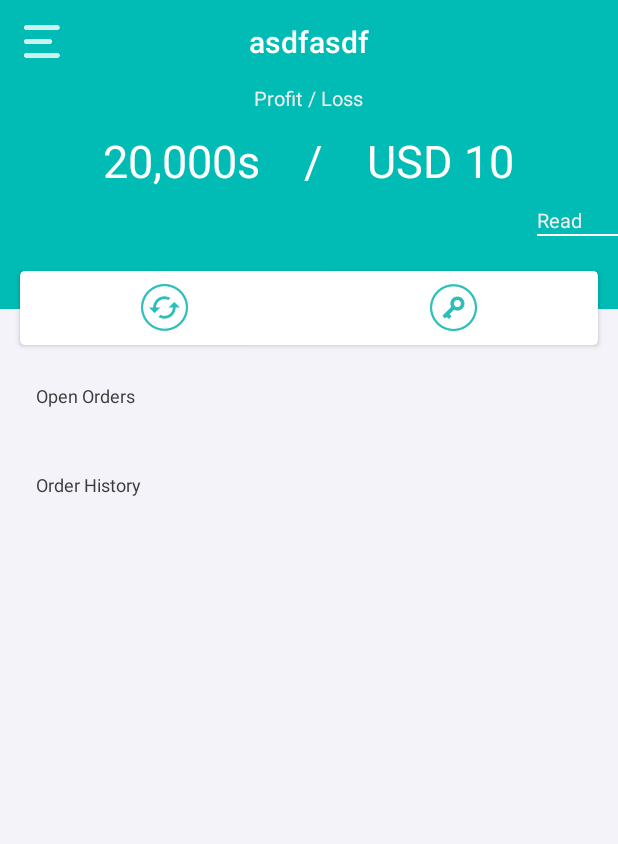
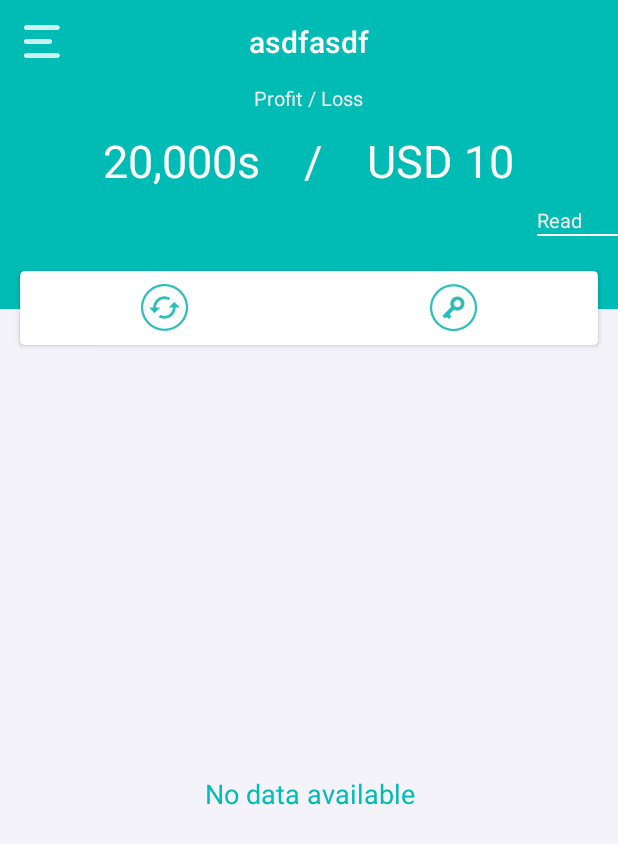
Before and after one commit to ahmedelnahel/cryptongy, an Android app: the fragment OrderFragment placed in its activity, on a phone screen of 412 x 824 dp. Shown: the top 844 px of the screen. Run offline under Robolectric (Android 15) with nearby library versions, the phone set to English and light mode, and no system bars; libraries missing offline, so code that uses them is left out: com.hannesdorfmann.mosby; Roboto replaces fonts that are not available here; 7 statements that could not run were skipped.

Commit message:
Show loading and empty views

```diff
--- a/app/src/main/java/crypto/soft/cryptongy/feature/account/CustomDialog.java
+++ b/app/src/main/java/crypto/soft/cryptongy/feature/account/CustomDialog.java
@@ -142,7 +142,8 @@ public class CustomDialog {
         buttonOk.setOnClickListener(new View.OnClickListener() {
             @Override
             public void onClick(View view) {
-                dialogListner.onOkClicked();
+                if (dialogListner != null)
+                    dialogListner.onOkClicked();
                 originalDialog.dismiss();
             }
         });
--- a/app/src/main/java/crypto/soft/cryptongy/feature/order/OrderFragment.java
+++ b/app/src/main/java/crypto/soft/cryptongy/feature/order/OrderFragment.java
@@ -16,6 +16,7 @@ import android.view.View;
 import android.view.ViewGroup;
 import android.widget.Adapter;
 import android.widget.ImageView;
+import android.widget.LinearLayout;
 import android.widget.TableLayout;
 import android.widget.TextView;
 
@@ -25,6 +26,7 @@ import crypto.soft.cryptongy.R;
 import crypto.soft.cryptongy.feature.shared.json.openorder.OpenOrder;
 import crypto.soft.cryptongy.feature.shared.json.openorder.Result;
 import crypto.soft.cryptongy.feature.shared.json.orderhistory.OrderHistory;
+import crypto.soft.cryptongy.utils.ProgressDialogFactory;
 
 /**
  * Created by tseringwongelgurung on 11/23/17.
@@ -36,7 +38,8 @@ public class OrderFragment extends MvpFragment<OrderView, OrderPresenter> implem
 
     private TableLayout tblOpenOrders, tblOrderHistory;
 
-    private TextView txtCalculation, txtLevel, txtOpenOrder, txtOrderHistory;
+    private LinearLayout lnlContainer;
+    private TextView txtCalculation, txtLevel, txtOpenOrder, txtOrderHistory, txtEmpty;
     private ImageView imgSync, imgAccSetting;
 
     @Nullable
@@ -94,6 +97,9 @@ public class OrderFragment extends MvpFragment<OrderView, OrderPresenter> implem
 
         txtOpenOrder = view.findViewById(R.id.txtOpen);
         txtOrderHistory = view.findViewById(R.id.txtHistory);
+
+        txtEmpty = view.findViewById(R.id.txtEmpty);
+        lnlContainer = view.findViewById(R.id.lnlContainer);
     }
 
     @Override
@@ -191,6 +197,28 @@ public class OrderFragment extends MvpFragment<OrderView, OrderPresenter> implem
     }
 
     @Override
+    public void showLoading() {
+        ProgressDialogFactory.getInstance(getContext(), "Fetching data Please wait.").show();
+    }
+
+    @Override
+    public void hideLoading() {
+        ProgressDialogFactory.dismiss();
+    }
+
+    @Override
+    public void showEmptyView() {
+        txtEmpty.setVisibility(View.VISIBLE);
+        lnlContainer.setVisibility(View.GONE);
+    }
+
+    @Override
+    public void hideEmptyView() {
+        txtEmpty.setVisibility(View.GONE);
+        lnlContainer.setVisibility(View.VISIBLE);
+    }
+
+    @Override
     public void onClick(View view) {
         int id = view.getId();
         presenter.onClicked(id);
--- a/app/src/main/java/crypto/soft/cryptongy/feature/order/OrderView.java
+++ b/app/src/main/java/crypto/soft/cryptongy/feature/order/OrderView.java
@@ -23,4 +23,12 @@ public interface OrderView extends MvpView {
     void setOpenOrders(OpenOrder openOrders);
 
     void setOrderHistory(OrderHistory orderHistory);
+
+    void showLoading();
+
+    void hideLoading();
+
+    void showEmptyView();
+
+    void hideEmptyView();
 }
--- a/app/src/main/res/layout/error_message_layout.xml
+++ b/app/src/main/res/layout/error_message_layout.xml
@@ -12,6 +12,7 @@
         android:layout_height="wrap_content"
         android:layout_marginTop="10dp"
         android:paddingBottom="5dp"
+        android:text=""
         android:gravity="center_horizontal"
         android:textColor="@color/colorPrimary"
         android:textSize="18sp" />
--- a/app/src/main/res/layout/fragment_order.xml
+++ b/app/src/main/res/layout/fragment_order.xml
@@ -98,7 +98,20 @@
 
         </android.support.v7.widget.CardView>
 
+        <crypto.soft.cryptongy.feature.shared.customView.MspTextView
+            android:id="@+id/txtEmpty"
+            android:layout_width="match_parent"
+            android:layout_height="wrap_content"
+            android:layout_below="@+id/crvTop"
+            android:layout_alignParentBottom="true"
+            android:gravity="center"
+            android:orientation="vertical"
+            android:text="No data available"
+            android:textColor="@color/colorPrimary"
+            android:textSize="18sp" />
+
         <LinearLayout
+            android:id="@+id/lnlContainer"
             android:layout_width="match_parent"
             android:layout_height="wrap_content"
             android:layout_below="@+id/crvTop"
@@ -113,7 +126,8 @@
                 android:layout_marginTop="21dp"
                 android:text="Open Orders"
                 android:textColor="@color/order_secondary2"
-                android:textSize="@dimen/orderListTitle" />
+                android:textSize="@dimen/orderListTitle"
+                android:visibility="gone" />
 
             <android.support.v7.widget.CardView
                 android:id="@+id/crvOpenOrders"
@@ -140,7 +154,8 @@
                 android:layout_marginTop="17dp"
                 android:text="Order History"
                 android:textColor="@color/order_secondary2"
-                android:textSize="@dimen/orderListTitle" />
+                android:textSize="@dimen/orderListTitle"
+                android:visibility="gone" />
 
             <android.support.v7.widget.CardView
                 android:id="@+id/crvOrderHistory"
```
Also changed, not shown: app/src/main/java/crypto/soft/cryptongy/feature/order/OrderInteractor.java (+24 -2 lines), app/src/main/java/crypto/soft/cryptongy/feature/order/OrderPresenter.java (+53 -6 lines).
